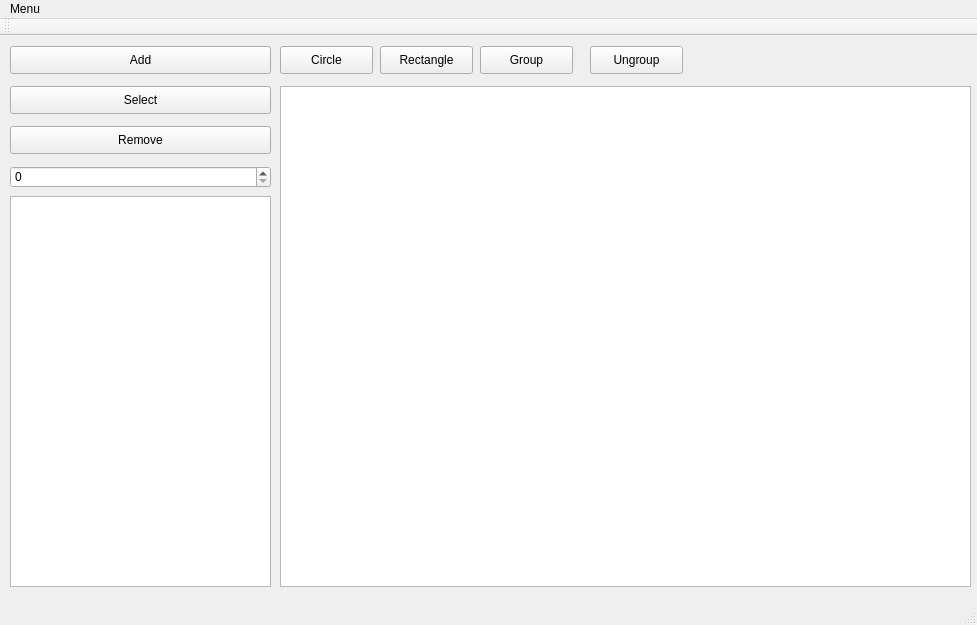
ilyasil2surgut/Lab4OOP, file mainwindow.ui: the form before one commit.
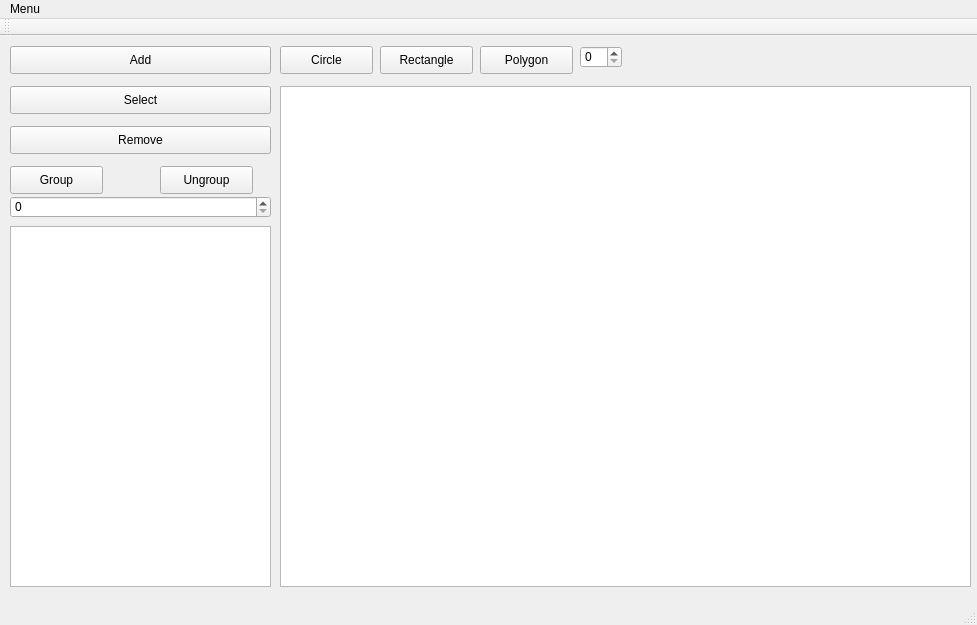
The form after the commit.

Diff of the .ui file:
```diff
--- a/mainwindow.ui
+++ b/mainwindow.ui
@@ -67,19 +67,19 @@
     <property name="geometry">
      <rect>
       <x>10</x>
-      <y>130</y>
-      <width>261</width>
-      <height>22</height>
-     </rect>
-    </property>
-   </widget>
-   <widget class="QListWidget" name="listWidget">
-    <property name="geometry">
-     <rect>
-      <x>10</x>
       <y>160</y>
       <width>261</width>
-      <height>391</height>
+      <height>22</height>
+     </rect>
+    </property>
+   </widget>
+   <widget class="QListWidget" name="listWidget">
+    <property name="geometry">
+     <rect>
+      <x>10</x>
+      <y>190</y>
+      <width>261</width>
+      <height>361</height>
      </rect>
     </property>
    </widget>
@@ -112,8 +112,8 @@
    <widget class="QPushButton" name="pb_group">
     <property name="geometry">
      <rect>
-      <x>480</x>
-      <y>10</y>
+      <x>10</x>
+      <y>130</y>
       <width>93</width>
       <height>28</height>
      </rect>
@@ -125,8 +125,8 @@
    <widget class="QPushButton" name="pb_Ungroup">
     <property name="geometry">
      <rect>
-      <x>590</x>
-      <y>10</y>
+      <x>160</x>
+      <y>130</y>
       <width>93</width>
       <height>28</height>
      </rect>
@@ -135,6 +135,29 @@
      <string>Ungroup</string>
     </property>
    </widget>
+   <widget class="QPushButton" name="pb_polygon">
+    <property name="geometry">
+     <rect>
+      <x>480</x>
+      <y>10</y>
+      <width>93</width>
+      <height>28</height>
+     </rect>
+    </property>
+    <property name="text">
+     <string>Polygon</string>
+    </property>
+   </widget>
+   <widget class="QSpinBox" name="sb_polygon">
+    <property name="geometry">
+     <rect>
+      <x>580</x>
+      <y>10</y>
+      <width>42</width>
+      <height>22</height>
+     </rect>
+    </property>
+   </widget>
   </widget>
   <widget class="QMenuBar" name="menuBar">
    <property name="geometry">
```
